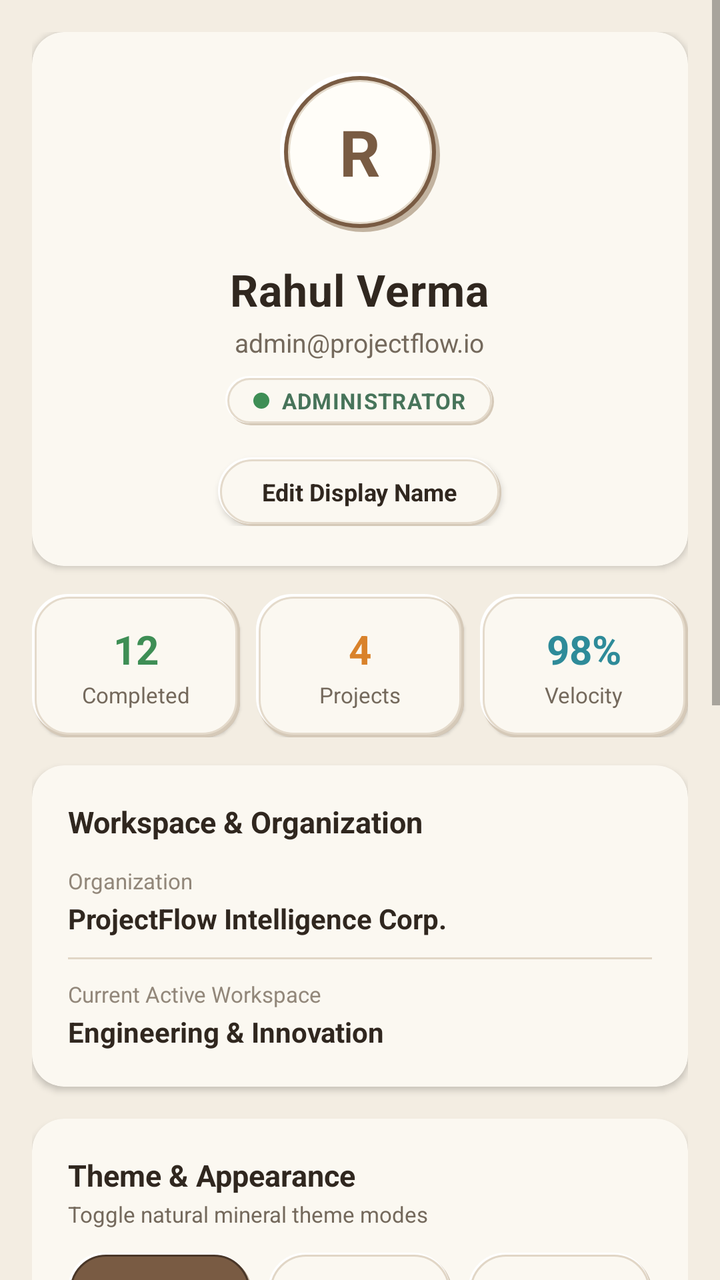
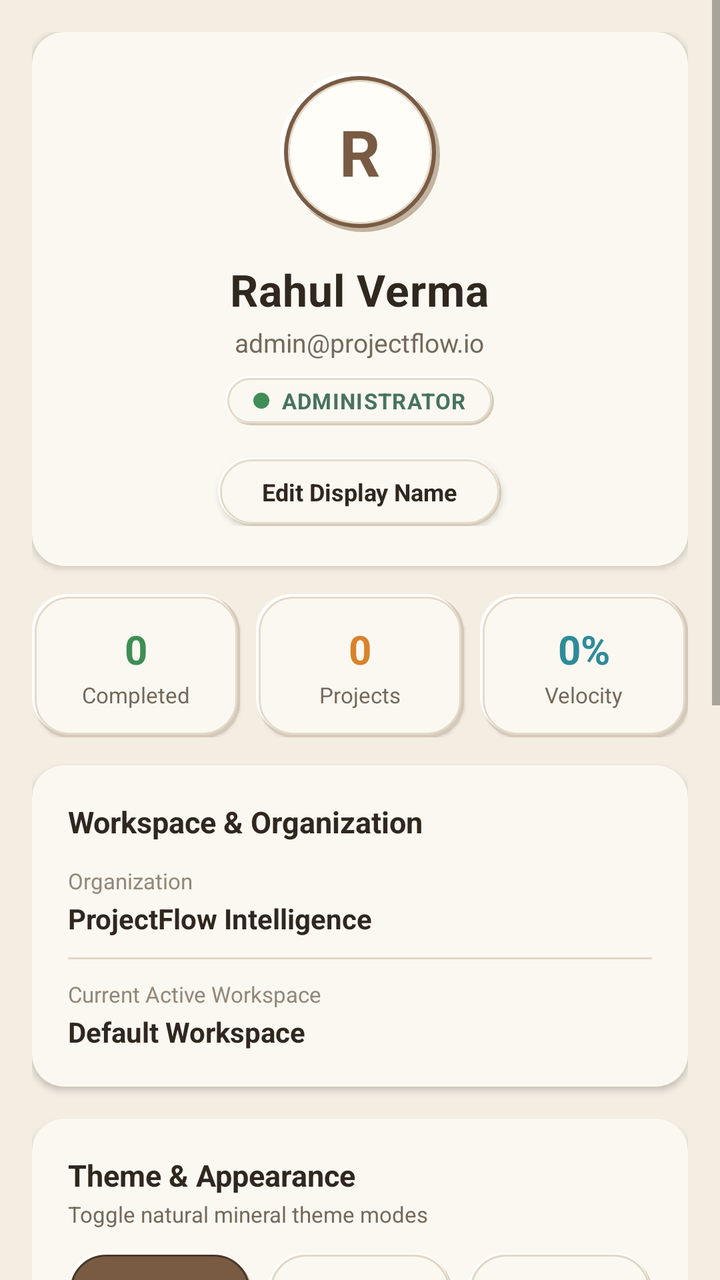

Two renders of the same Android screen: before a commit and after it. Below are the layout's source before the change and the commit's diff.
<!-- AndroidManifest.xml: application theme Theme.ProjectFlow -->
<!-- res/layout/fragment_profile.xml -->
<?xml version="1.0" encoding="utf-8"?>
<ScrollView xmlns:android="http://schemas.android.com/apk/res/android"
    xmlns:app="http://schemas.android.com/apk/res-auto"
    android:layout_width="match_parent"
    android:layout_height="match_parent"
    android:background="@color/earth_bg"
    android:fillViewport="true">

    <LinearLayout
        android:layout_width="match_parent"
        android:layout_height="wrap_content"
        android:orientation="vertical"
        android:padding="16dp">

        
        <androidx.cardview.widget.CardView
            android:layout_width="match_parent"
            android:layout_height="wrap_content"
            app:cardBackgroundColor="@color/earth_surface"
            app:cardCornerRadius="16dp"
            app:cardElevation="2dp">

            <LinearLayout
                android:layout_width="match_parent"
                android:layout_height="wrap_content"
                android:gravity="center"
                android:orientation="vertical"
                android:padding="20dp">

                <FrameLayout
                    android:layout_width="80dp"
                    android:layout_height="80dp"
                    android:background="@drawable/bg_neu_avatar">

                    <TextView
                        android:id="@+id/tvProfileInitial"
                        android:layout_width="wrap_content"
                        android:layout_height="wrap_content"
                        android:layout_gravity="center"
                        android:text="R"
                        android:textColor="@color/primary_earth"
                        android:textSize="32sp"
                        android:textStyle="bold" />
                </FrameLayout>

                <TextView
                    android:id="@+id/tvProfileName"
                    android:layout_width="wrap_content"
                    android:layout_height="wrap_content"
                    android:layout_marginTop="14dp"
                    android:letterSpacing="0.015"
                    android:text="Rahul Verma"
                    android:textColor="@color/text_main"
                    android:textSize="22sp"
                    android:textStyle="bold" />

                <TextView
                    android:id="@+id/tvProfileEmail"
                    android:layout_width="wrap_content"
                    android:layout_height="wrap_content"
                    android:layout_marginTop="3dp"
                    android:text="admin@projectflow.io"
                    android:textColor="@color/text_secondary"
                    android:textSize="13sp" />

                <TextView
                    android:id="@+id/tvProfileRole"
                    android:layout_width="wrap_content"
                    android:layout_height="wrap_content"
                    android:layout_marginTop="8dp"
                    android:background="@drawable/bg_neu_pill"
                    android:drawableStart="@drawable/bg_dot_done"
                    android:drawablePadding="6dp"
                    android:paddingHorizontal="14dp"
                    android:paddingVertical="5dp"
                    android:text="ADMINISTRATOR"
                    android:textColor="@color/earth_success"
                    android:textSize="11sp"
                    android:letterSpacing="0.04"
                    android:textStyle="bold" />

                <TextView
                    android:id="@+id/btnEditProfile"
                    android:layout_width="wrap_content"
                    android:layout_height="wrap_content"
                    android:layout_marginTop="16dp"
                    android:background="@drawable/bg_neu_pill"
                    android:elevation="2dp"
                    android:paddingHorizontal="22dp"
                    android:paddingVertical="9dp"
                    android:text="Edit Display Name"
                    android:textColor="@color/text_main"
                    android:textSize="12sp"
                    android:textStyle="bold" />
            </LinearLayout>
        </androidx.cardview.widget.CardView>

        
        <LinearLayout
            android:layout_width="match_parent"
            android:layout_height="wrap_content"
            android:layout_marginTop="14dp"
            android:orientation="horizontal">

            <LinearLayout
                android:layout_width="0dp"
                android:layout_height="wrap_content"
                android:layout_weight="1"
                android:layout_marginEnd="8dp"
                android:background="@drawable/bg_neu_card"
                android:elevation="1dp"
                android:gravity="center"
                android:orientation="vertical"
                android:paddingVertical="14dp">

                <TextView
                    android:layout_width="wrap_content"
                    android:layout_height="wrap_content"
                    android:text="12"
                    android:textColor="@color/chart_done"
                    android:textSize="20sp"
                    android:textStyle="bold" />

                <TextView
                    android:layout_width="wrap_content"
                    android:layout_height="wrap_content"
                    android:layout_marginTop="2dp"
                    android:text="Completed"
                    android:textColor="@color/text_secondary"
                    android:textSize="11sp" />
            </LinearLayout>

            <LinearLayout
                android:layout_width="0dp"
                android:layout_height="wrap_content"
                android:layout_weight="1"
                android:layout_marginEnd="8dp"
                android:background="@drawable/bg_neu_card"
                android:elevation="1dp"
                android:gravity="center"
                android:orientation="vertical"
                android:paddingVertical="14dp">

                <TextView
                    android:layout_width="wrap_content"
                    android:layout_height="wrap_content"
                    android:text="4"
                    android:textColor="@color/chart_progress"
                    android:textSize="20sp"
                    android:textStyle="bold" />

                <TextView
                    android:layout_width="wrap_content"
                    android:layout_height="wrap_content"
                    android:layout_marginTop="2dp"
                    android:text="Projects"
                    android:textColor="@color/text_secondary"
                    android:textSize="11sp" />
            </LinearLayout>

            <LinearLayout
                android:layout_width="0dp"
                android:layout_height="wrap_content"
                android:layout_weight="1"
                android:background="@drawable/bg_neu_card"
                android:elevation="1dp"
                android:gravity="center"
                android:orientation="vertical"
                android:paddingVertical="14dp">

                <TextView
                    android:layout_width="wrap_content"
                    android:layout_height="wrap_content"
                    android:text="98%"
                    android:textColor="@color/chart_accent_cyan"
                    android:textSize="20sp"
                    android:textStyle="bold" />

                <TextView
                    android:layout_width="wrap_content"
                    android:layout_height="wrap_content"
                    android:layout_marginTop="2dp"
                    android:text="Velocity"
                    android:textColor="@color/text_secondary"
                    android:textSize="11sp" />
            </LinearLayout>
        </LinearLayout>

        
        <androidx.cardview.widget.CardView
            android:layout_width="match_parent"
            android:layout_height="wrap_content"
            android:layout_marginTop="14dp"
            app:cardBackgroundColor="@color/earth_surface"
            app:cardCornerRadius="16dp"
            app:cardElevation="2dp">

            <LinearLayout
                android:layout_width="match_parent"
                android:layout_height="wrap_content"
                android:orientation="vertical"
                android:padding="18dp">

                <TextView
                    android:layout_width="wrap_content"
                    android:layout_height="wrap_content"
                    android:text="Workspace &amp; Organization"
                    android:textColor="@color/text_main"
                    android:textSize="15sp"
                    android:textStyle="bold" />

                <LinearLayout
                    android:layout_width="match_parent"
                    android:layout_height="wrap_content"
                    android:layout_marginTop="12dp"
                    android:orientation="vertical">

                    <TextView
                        android:layout_width="wrap_content"
                        android:layout_height="wrap_content"
                        android:text="Organization"
                        android:textColor="@color/text_muted"
                        android:textSize="11sp" />

                    <TextView
                        android:layout_width="wrap_content"
                        android:layout_height="wrap_content"
                        android:layout_marginTop="2dp"
                        android:text="ProjectFlow Intelligence Corp."
                        android:textColor="@color/text_main"
                        android:textSize="14sp"
                        android:textStyle="bold" />

                    <View
                        android:layout_width="match_parent"
                        android:layout_height="1dp"
                        android:layout_marginVertical="10dp"
                        android:background="@color/earth_border" />

                    <TextView
                        android:layout_width="wrap_content"
                        android:layout_height="wrap_content"
                        android:text="Current Active Workspace"
                        android:textColor="@color/text_muted"
                        android:textSize="11sp" />

                    <TextView
                        android:layout_width="wrap_content"
                        android:layout_height="wrap_content"
                        android:layout_marginTop="2dp"
                        android:text="Engineering &amp; Innovation"
                        android:textColor="@color/text_main"
                        android:textSize="14sp"
                        android:textStyle="bold" />
                </LinearLayout>
            </LinearLayout>
        </androidx.cardview.widget.CardView>

        
        <androidx.cardview.widget.CardView
            android:layout_width="match_parent"
            android:layout_height="wrap_content"
            android:layout_marginTop="16dp"
            app:cardBackgroundColor="@color/earth_surface"
            app:cardCornerRadius="16dp"
            app:cardElevation="2dp">

            <LinearLayout
                android:layout_width="match_parent"
                android:layout_height="wrap_content"
                android:orientation="vertical"
                android:padding="18dp">

                <TextView
                    android:layout_width="wrap_content"
                    android:layout_height="wrap_content"
                    android:text="Theme &amp; Appearance"
                    android:textColor="@color/text_main"
                    android:textSize="15sp"
                    android:textStyle="bold" />

                <TextView
                    android:layout_width="wrap_content"
                    android:layout_height="wrap_content"
                    android:layout_marginTop="2dp"
                    android:text="Toggle natural mineral theme modes"
                    android:textColor="@color/text_secondary"
                    android:textSize="11sp" />

                <LinearLayout
                    android:layout_width="match_parent"
                    android:layout_height="wrap_content"
                    android:layout_marginTop="12dp"
                    android:orientation="horizontal">

                    <TextView
                        android:id="@+id/btnThemeLight"
                        android:layout_width="0dp"
                        android:layout_height="38dp"
                        android:layout_weight="1"
                        android:background="@drawable/bg_chip_selected"
                        android:gravity="center"
                        android:text="Light Mode"
                        android:textColor="@color/white"
                        android:textSize="12sp"
                        android:textStyle="bold" />

                    <TextView
                        android:id="@+id/btnThemeDark"
                        android:layout_width="0dp"
                        android:layout_height="38dp"
                        android:layout_marginStart="8dp"
                        android:layout_weight="1"
                        android:background="@drawable/bg_chip_unselected"
                        android:gravity="center"
                        android:text="Dark Mode"
                        android:textColor="@color/text_main"
                        android:textSize="12sp"
                        android:textStyle="bold" />

                    <TextView
                        android:id="@+id/btnThemeSystem"
                        android:layout_width="0dp"
                        android:layout_height="38dp"
                        android:layout_marginStart="8dp"
                        android:layout_weight="1"
                        android:background="@drawable/bg_chip_unselected"
                        android:gravity="center"
                        android:text="System"
                        android:textColor="@color/text_main"
                        android:textSize="12sp"
                        android:textStyle="bold" />
                </LinearLayout>
            </LinearLayout>
        </androidx.cardview.widget.CardView>

        
        <androidx.cardview.widget.CardView
            android:layout_width="match_parent"
            android:layout_height="wrap_content"
            android:layout_marginTop="16dp"
            app:cardBackgroundColor="@color/earth_surface"
            app:cardCornerRadius="16dp"
            app:cardElevation="2dp">

            <LinearLayout
                android:layout_width="match_parent"
                android:layout_height="wrap_content"
                android:orientation="vertical"
                android:padding="18dp">

                <TextView
                    android:layout_width="wrap_content"
                    android:layout_height="wrap_content"
                    android:text="Application Settings"
                    android:textColor="@color/text_main"
                    android:textSize="15sp"
                    android:textStyle="bold" />

                <TextView
                    android:layout_width="wrap_content"
                    android:layout_height="wrap_content"
                    android:layout_marginTop="2dp"
                    android:text="System configuration, offline sync and installer distribution"
                    android:textColor="@color/text_secondary"
                    android:textSize="11sp" />

                
                <LinearLayout
                    android:id="@+id/layoutProfileShareApk"
                    android:layout_width="match_parent"
                    android:layout_height="wrap_content"
                    android:layout_marginTop="14dp"
                    android:background="@drawable/bg_card_earth"
                    android:gravity="center_vertical"
                    android:orientation="horizontal"
                    android:padding="12dp">

                    <ImageView
                        android:layout_width="32dp"
                        android:layout_height="32dp"
                        android:background="@drawable/bg_badge_info"
                        android:padding="6dp"
                        android:src="@drawable/ic_settings"
                        app:tint="@color/earth_info" />

                    <LinearLayout
                        android:layout_width="0dp"
                        android:layout_height="wrap_content"
                        android:layout_marginStart="12dp"
                        android:layout_weight="1"
                        android:orientation="vertical">

                        <TextView
                            android:layout_width="wrap_content"
                            android:layout_height="wrap_content"
                            android:text="Share ProjectFlow APK"
                            android:textColor="@color/text_main"
                            android:textSize="13sp"
                            android:textStyle="bold" />

                        <TextView
                            android:id="@+id/tvProfileApkInfo"
                            android:layout_width="wrap_content"
                            android:layout_height="wrap_content"
                            android:layout_marginTop="1dp"
                            android:text="v2.0.0 (Code: 2) • ~8.26 MB • Ready"
                            android:textColor="@color/text_secondary"
                            android:textSize="11sp" />
                    </LinearLayout>

                    <Button
                        android:id="@+id/btnProfileShareApk"
                        android:layout_width="wrap_content"
                        android:layout_height="36dp"
                        android:background="@drawable/bg_chip_selected"
                        android:paddingHorizontal="14dp"
                        android:text="Share"
                        android:textColor="@color/white"
                        android:textSize="11sp"
                        android:textStyle="bold" />
                </LinearLayout>

                
                <LinearLayout
                    android:layout_width="match_parent"
                    android:layout_height="wrap_content"
                    android:layout_marginTop="12dp"
                    android:background="@drawable/bg_card_earth"
                    android:gravity="center_vertical"
                    android:orientation="horizontal"
                    android:padding="12dp">

                    <ImageView
                        android:layout_width="32dp"
                        android:layout_height="32dp"
                        android:background="@drawable/bg_badge_success"
                        android:padding="6dp"
                        android:src="@drawable/ic_tasks"
                        app:tint="@color/earth_success" />

                    <LinearLayout
                        android:layout_width="0dp"
                        android:layout_height="wrap_content"
                        android:layout_marginStart="12dp"
                        android:layout_weight="1"
                        android:orientation="vertical">

                        <TextView
                            android:layout_width="wrap_content"
                            android:layout_height="wrap_content"
                            android:text="Offline Database &amp; Sync"
                            android:textColor="@color/text_main"
                            android:textSize="13sp"
                            android:textStyle="bold" />

                        <TextView
                            android:id="@+id/tvProfileSyncStatus"
                            android:layout_width="wrap_content"
                            android:layout_height="wrap_content"
                            android:layout_marginTop="1dp"
                            android:text="Room SQLite Cache • Online"
                            android:textColor="@color/earth_success"
                            android:textSize="11sp" />
                    </LinearLayout>

                    <Button
                        android:id="@+id/btnProfileSyncNow"
                        android:layout_width="wrap_content"
                        android:layout_height="36dp"
                        android:background="@drawable/bg_chip_unselected"
                        android:paddingHorizontal="14dp"
                        android:text="Sync"
                        android:textColor="@color/text_main"
                        android:textSize="11sp"
                        android:textStyle="bold" />
                </LinearLayout>

                
                <LinearLayout
                    android:layout_width="match_parent"
                    android:layout_height="wrap_content"
                    android:layout_marginTop="12dp"
                    android:background="@drawable/bg_card_earth"
                    android:gravity="center_vertical"
                    android:orientation="horizontal"
                    android:padding="12dp">

                    <ImageView
                        android:layout_width="32dp"
                        android:layout_height="32dp"
                        android:background="@drawable/bg_badge_warning"
                        android:padding="6dp"
                        android:src="@drawable/ic_notifications"
                        app:tint="@color/earth_warning" />

                    <LinearLayout
                        android:layout_width="0dp"
                        android:layout_height="wrap_content"
                        android:layout_marginStart="12dp"
                        android:layout_weight="1"
                        android:orientation="vertical">

                        <TextView
                            android:layout_width="wrap_content"
                            android:layout_height="wrap_content"
                            android:text="Deadline &amp; Risk Alerts"
                            android:textColor="@color/text_main"
                            android:textSize="13sp"
                            android:textStyle="bold" />

                        <TextView
                            android:layout_width="wrap_content"
                            android:layout_height="wrap_content"
                            android:layout_marginTop="1dp"
                            android:text="Push notifications &amp; local alerts active"
                            android:textColor="@color/text_secondary"
                            android:textSize="11sp" />
                    </LinearLayout>

                    <androidx.appcompat.widget.SwitchCompat
                        android:id="@+id/switchProfileNotifications"
                        android:layout_width="wrap_content"
                        android:layout_height="wrap_content"
                        android:checked="true" />
                </LinearLayout>

            </LinearLayout>
        </androidx.cardview.widget.CardView>

        
        <com.google.android.material.button.MaterialButton
            android:id="@+id/btnLogout"
            android:layout_width="match_parent"
            android:layout_height="52dp"
            android:layout_marginTop="24dp"
            android:layout_marginBottom="32dp"
            app:backgroundTint="#B7473C"
            android:text="Logout from Device"
            android:textColor="#FFFFFF"
            android:textSize="14sp"
            android:textStyle="bold"
            app:cornerRadius="12dp"
            app:elevation="2dp"
            app:icon="@drawable/ic_logout"
            app:iconGravity="textStart"
            app:iconPadding="10dp"
            app:iconTint="#FFFFFF" />

    </LinearLayout>
</ScrollView>
<!-- resources referenced by this layout -->
<resources>
  <color name="chart_accent_cyan">#2E8B99</color>
  <color name="chart_done">#3E8E55</color>
  <color name="chart_progress">#D9822B</color>
  <color name="earth_bg">#F3EDE2</color>
  <color name="earth_border">#E1D6C6</color>
  <color name="earth_info">#4D718C</color>
  <color name="earth_success">#47745A</color>
  <color name="earth_surface">#FBF8F1</color>
  <color name="earth_warning">#A56A2B</color>
  <color name="primary_earth">#795B43</color>
  <color name="text_main">#30271F</color>
  <color name="text_muted">#92877A</color>
  <color name="text_secondary">#74695C</color>
  <color name="white">#FFFDF8</color>
  <!-- drawable bg_badge_info (drawable) -->
  <?xml version="1.0" encoding="utf-8"?>
  <shape xmlns:android="http://schemas.android.com/apk/res/android"
      android:shape="rectangle">
      <corners android:radius="8dp" />
      <solid android:color="@color/earth_info_light" />
      <stroke
          android:width="1dp"
          android:color="@color/earth_info" />
  </shape>
  <!-- drawable bg_badge_success (drawable) -->
  <?xml version="1.0" encoding="utf-8"?>
  <shape xmlns:android="http://schemas.android.com/apk/res/android"
      android:shape="rectangle">
      <corners android:radius="8dp" />
      <solid android:color="@color/earth_success_light" />
      <stroke
          android:width="1dp"
          android:color="@color/earth_success" />
  </shape>
  <!-- drawable bg_badge_warning (drawable) -->
  <?xml version="1.0" encoding="utf-8"?>
  <shape xmlns:android="http://schemas.android.com/apk/res/android"
      android:shape="rectangle">
      <corners android:radius="8dp" />
      <solid android:color="@color/earth_warning_light" />
      <stroke
          android:width="1dp"
          android:color="@color/earth_warning" />
  </shape>
  <!-- drawable bg_dot_done (drawable) -->
  <?xml version="1.0" encoding="utf-8"?>
  <shape xmlns:android="http://schemas.android.com/apk/res/android"
      android:shape="oval">
      <size android:width="8dp" android:height="8dp" />
      <solid android:color="@color/chart_done" />
  </shape>
  <!-- drawable ic_logout (drawable) -->
  <vector xmlns:android="http://schemas.android.com/apk/res/android"
      android:width="20dp"
      android:height="20dp"
      android:viewportWidth="24"
      android:viewportHeight="24">
    <path
        android:fillColor="#FFFFFFFF"
        android:pathData="M17,7l-1.41,1.41L18.17,11H8v2h10.17l-2.58,2.58L17,17l5,-5zM4,5h8V3H4c-1.1,0 -2,0.9 -2,2v14c0,1.1 0.9,2 2,2h8v-2H4V5z"/>
  </vector>
  <!-- drawable ic_tasks (drawable) -->
  <vector xmlns:android="http://schemas.android.com/apk/res/android"
      android:width="24dp"
      android:height="24dp"
      android:viewportWidth="24"
      android:viewportHeight="24">
      <path
          android:fillColor="@android:color/white"
          android:pathData="M19,3H5c-1.1,0 -2,0.9 -2,2v14c0,1.1 0.9,2 2,2h14c1.1,0 2,-0.9 2,-2V5c0,-1.1 -0.9,-2 -2,-2zm-9,14l-5,-5 1.41,-1.41L10,14.17l7.59,-7.59L19,8l-9,9z" />
  </vector>
  <color name="earth_info_light">#EBF2F7</color>
  <color name="earth_success_light">#EAF2EC</color>
  <color name="earth_warning_light">#F8EFE4</color>
  <color name="neu_shadow_deep">#C2B3A0</color>
  <color name="neu_highlight">#FFFFFFFF</color>
  <color name="deep_earth">#493628</color>
  <color name="neu_shadow_soft">#D5C9B8</color>
  <color name="earth_raised">#FFFDF8</color>
  <color name="neu_border">#E4DACB</color>
  <color name="neu_surface">#FBF8F1</color>
  <color name="muted_clay">#B69A78</color>
  <color name="secondary_sand">#D9C9B2</color>
  <!-- unchanged entries left out for length: 9 -->
</resources>

<!-- the commit's change to res/layout/fragment_profile.xml (unified diff, before → after) -->
@@ -103,20 +103,24 @@
             android:orientation="horizontal">
 
             <LinearLayout
+                android:id="@+id/cardStatCompleted"
                 android:layout_width="0dp"
                 android:layout_height="wrap_content"
                 android:layout_weight="1"
                 android:layout_marginEnd="8dp"
                 android:background="@drawable/bg_neu_card"
+                android:clickable="true"
+                android:focusable="true"
                 android:elevation="1dp"
                 android:gravity="center"
                 android:orientation="vertical"
                 android:paddingVertical="14dp">
 
                 <TextView
-                    android:layout_width="wrap_content"
-                    android:layout_height="wrap_content"
-                    android:text="12"
+                    android:id="@+id/tvProfileCompletedCount"
+                    android:layout_width="wrap_content"
+                    android:layout_height="wrap_content"
+                    android:text="0"
                     android:textColor="@color/chart_done"
                     android:textSize="20sp"
                     android:textStyle="bold" />
@@ -131,20 +135,24 @@
             </LinearLayout>
 
             <LinearLayout
+                android:id="@+id/cardStatProjects"
                 android:layout_width="0dp"
                 android:layout_height="wrap_content"
                 android:layout_weight="1"
                 android:layout_marginEnd="8dp"
                 android:background="@drawable/bg_neu_card"
+                android:clickable="true"
+                android:focusable="true"
                 android:elevation="1dp"
                 android:gravity="center"
                 android:orientation="vertical"
                 android:paddingVertical="14dp">
 
                 <TextView
-                    android:layout_width="wrap_content"
-                    android:layout_height="wrap_content"
-                    android:text="4"
+                    android:id="@+id/tvProfileProjectsCount"
+                    android:layout_width="wrap_content"
+                    android:layout_height="wrap_content"
+                    android:text="0"
                     android:textColor="@color/chart_progress"
                     android:textSize="20sp"
                     android:textStyle="bold" />
@@ -159,19 +167,23 @@
             </LinearLayout>
 
             <LinearLayout
+                android:id="@+id/cardStatVelocity"
                 android:layout_width="0dp"
                 android:layout_height="wrap_content"
                 android:layout_weight="1"
                 android:background="@drawable/bg_neu_card"
+                android:clickable="true"
+                android:focusable="true"
                 android:elevation="1dp"
                 android:gravity="center"
                 android:orientation="vertical"
                 android:paddingVertical="14dp">
 
                 <TextView
-                    android:layout_width="wrap_content"
-                    android:layout_height="wrap_content"
-                    android:text="98%"
+                    android:id="@+id/tvProfileVelocity"
+                    android:layout_width="wrap_content"
+                    android:layout_height="wrap_content"
+                    android:text="0%"
                     android:textColor="@color/chart_accent_cyan"
                     android:textSize="20sp"
                     android:textStyle="bold" />
@@ -188,9 +200,12 @@
 
         
         <androidx.cardview.widget.CardView
+            android:id="@+id/cardWorkspaceOrg"
             android:layout_width="match_parent"
             android:layout_height="wrap_content"
             android:layout_marginTop="14dp"
+            android:clickable="true"
+            android:focusable="true"
             app:cardBackgroundColor="@color/earth_surface"
             app:cardCornerRadius="16dp"
             app:cardElevation="2dp">
@@ -223,10 +238,11 @@
                         android:textSize="11sp" />
 
                     <TextView
+                        android:id="@+id/tvProfileOrgName"
                         android:layout_width="wrap_content"
                         android:layout_height="wrap_content"
                         android:layout_marginTop="2dp"
-                        android:text="ProjectFlow Intelligence Corp."
+                        android:text="ProjectFlow Intelligence"
                         android:textColor="@color/text_main"
                         android:textSize="14sp"
                         android:textStyle="bold" />
@@ -245,10 +261,11 @@
                         android:textSize="11sp" />
 
                     <TextView
+                        android:id="@+id/tvProfileWorkspaceName"
                         android:layout_width="wrap_content"
                         android:layout_height="wrap_content"
                         android:layout_marginTop="2dp"
-                        android:text="Engineering &amp; Innovation"
+                        android:text="Default Workspace"
                         android:textColor="@color/text_main"
                         android:textSize="14sp"
                         android:textStyle="bold" />
